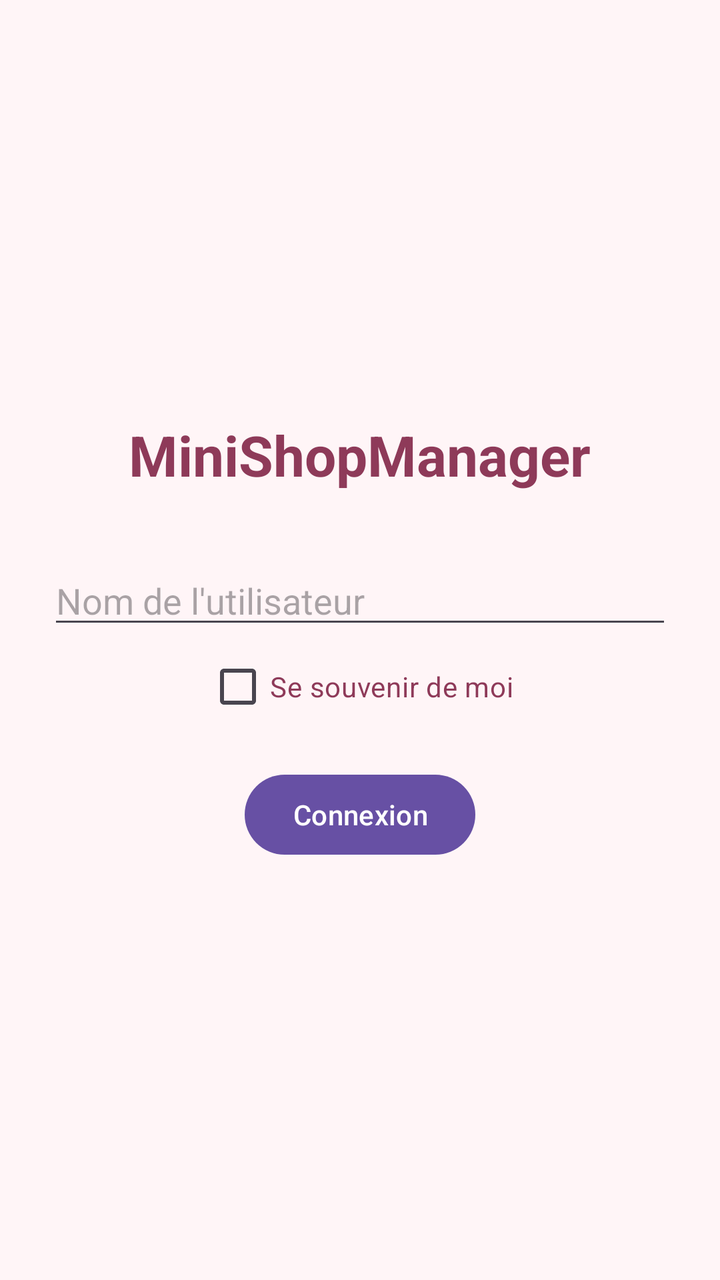
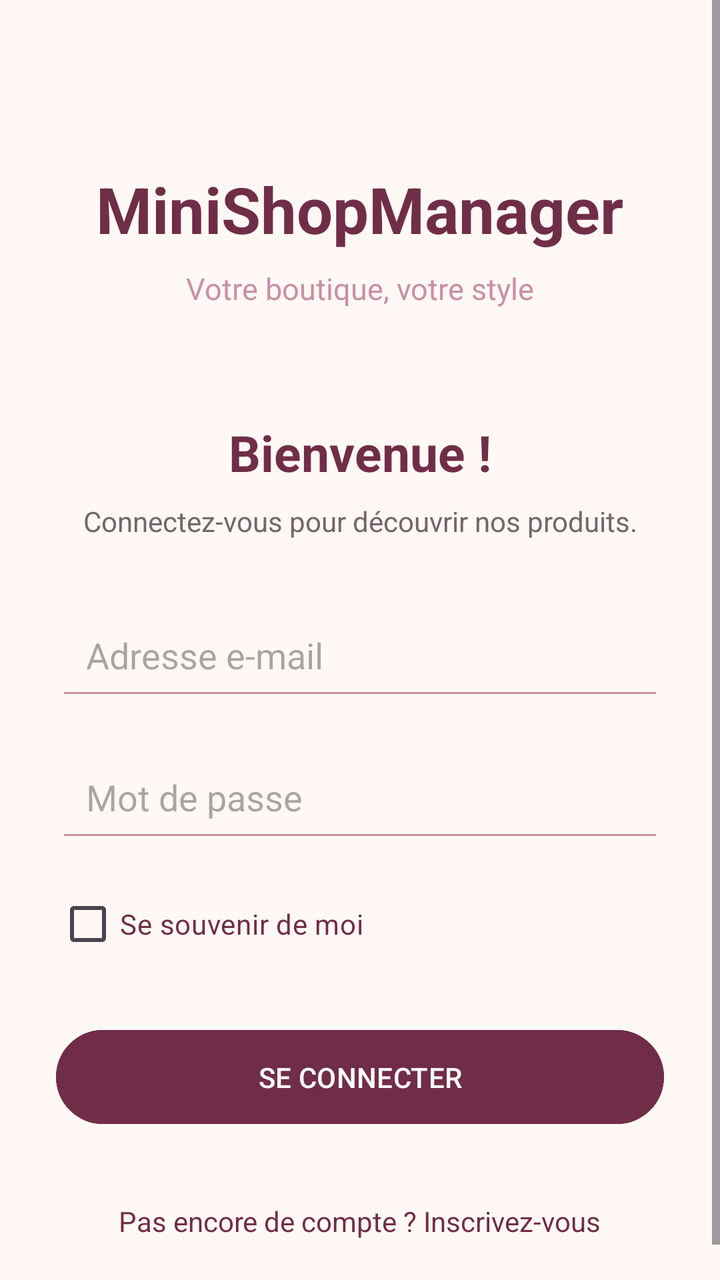

Before-and-after screenshots of an Android layout around one commit, followed by the original layout XML and the change that was made.
<!-- AndroidManifest.xml: activity theme Theme.MiniShopManager -->
<!-- res/layout/activity_login.xml -->
<?xml version="1.0" encoding="utf-8"?>
<LinearLayout xmlns:android="http://schemas.android.com/apk/res/android"
    android:layout_width="match_parent"
    android:layout_height="match_parent"
    android:orientation="vertical"
    android:gravity="center"
    android:padding="24dp"
    android:background="#FFF5F7">

    <TextView
        android:layout_width="wrap_content"
        android:layout_height="wrap_content"
        android:text="MiniShopManager"
        android:textSize="28sp"
        android:textStyle="bold"
        android:textColor="#8E3A59"
        android:layout_marginBottom="32dp" />

    <EditText
        android:id="@+id/etStudentName"
        android:layout_width="match_parent"
        android:layout_height="wrap_content"
        android:hint="Nom de l'utilisateur"
        android:inputType="textPersonName"
        android:singleLine="true" />

    <CheckBox
        android:id="@+id/cbRemember"
        android:layout_width="wrap_content"
        android:layout_height="wrap_content"
        android:text="Se souvenir de moi"
        android:textColor="#8E3A59" />

    <Button
        android:id="@+id/btnLogin"
        android:layout_width="wrap_content"
        android:layout_height="wrap_content"
        android:text="Connexion"
        android:layout_marginTop="16dp" />

</LinearLayout>
<!-- resources referenced by this layout -->
<resources>
  <style name="Theme.MiniShopManager" parent="Base.Theme.MiniShopManager" />
  <style name="Base.Theme.MiniShopManager" parent="Theme.Material3.DayNight.NoActionBar">
          
          
      </style>
</resources>

<!-- the commit's change to res/layout/activity_login.xml (unified diff, before → after) -->
@@ -1,41 +1,101 @@
 <?xml version="1.0" encoding="utf-8"?>
-<LinearLayout xmlns:android="http://schemas.android.com/apk/res/android"
+<ScrollView xmlns:android="http://schemas.android.com/apk/res/android"
     android:layout_width="match_parent"
     android:layout_height="match_parent"
-    android:orientation="vertical"
-    android:gravity="center"
-    android:padding="24dp"
-    android:background="#FFF5F7">
+    android:background="@color/blanc_casse"
+    android:fillViewport="true">
 
-    <TextView
-        android:layout_width="wrap_content"
-        android:layout_height="wrap_content"
-        android:text="MiniShopManager"
-        android:textSize="28sp"
-        android:textStyle="bold"
-        android:textColor="#8E3A59"
-        android:layout_marginBottom="32dp" />
-
-    <EditText
-        android:id="@+id/etStudentName"
+    <LinearLayout
         android:layout_width="match_parent"
         android:layout_height="wrap_content"
-        android:hint="Nom de l'utilisateur"
-        android:inputType="textPersonName"
-        android:singleLine="true" />
+        android:orientation="vertical"
+        android:gravity="center_horizontal"
+        android:padding="28dp">
 
-    <CheckBox
-        android:id="@+id/cbRemember"
-        android:layout_width="wrap_content"
-        android:layout_height="wrap_content"
-        android:text="Se souvenir de moi"
-        android:textColor="#8E3A59" />
+        <TextView
+            android:layout_width="wrap_content"
+            android:layout_height="wrap_content"
+            android:text="MiniShopManager"
+            android:textColor="@color/bordeaux"
+            android:textSize="32sp"
+            android:textStyle="bold"
+            android:layout_marginTop="55dp" />
 
-    <Button
-        android:id="@+id/btnLogin"
-        android:layout_width="wrap_content"
-        android:layout_height="wrap_content"
-        android:text="Connexion"
-        android:layout_marginTop="16dp" />
+        <TextView
+            android:layout_width="wrap_content"
+            android:layout_height="wrap_content"
+            android:text="Votre boutique, votre style"
+            android:textColor="@color/rose_fonce"
+            android:textSize="15sp"
+            android:layout_marginTop="8dp" />
 
-</LinearLayout>
+        <TextView
+            android:layout_width="wrap_content"
+            android:layout_height="wrap_content"
+            android:text="Bienvenue !"
+            android:textColor="@color/bordeaux"
+            android:textSize="25sp"
+            android:textStyle="bold"
+            android:layout_marginTop="55dp" />
+
+        <TextView
+            android:layout_width="match_parent"
+            android:layout_height="wrap_content"
+            android:text="Connectez-vous pour découvrir nos produits."
+            android:textColor="@color/gris_texte"
+            android:textSize="14sp"
+            android:gravity="center"
+            android:layout_marginTop="8dp"
+            android:layout_marginBottom="30dp" />
+
+        <EditText
+            android:id="@+id/etStudentName"
+            android:layout_width="match_parent"
+            android:layout_height="55dp"
+            android:hint="Adresse e-mail"
+            android:inputType="textEmailAddress"
+            android:padding="15dp"
+            android:backgroundTint="@color/rose_fonce"
+            android:singleLine="true" />
+
+        <EditText
+            android:id="@+id/etPassword"
+            android:layout_width="match_parent"
+            android:layout_height="55dp"
+            android:hint="Mot de passe"
+            android:inputType="textPassword"
+            android:padding="15dp"
+            android:layout_marginTop="16dp"
+            android:backgroundTint="@color/rose_fonce"
+            android:singleLine="true" />
+
+        <CheckBox
+            android:id="@+id/cbRemember"
+            android:layout_width="match_parent"
+            android:layout_height="wrap_content"
+            android:text="Se souvenir de moi"
+            android:textColor="@color/bordeaux"
+            android:layout_marginTop="12dp" />
+
+        <Button
+            android:id="@+id/btnLogin"
+            android:layout_width="match_parent"
+            android:layout_height="55dp"
+            android:text="SE CONNECTER"
+            android:textColor="@color/white"
+            android:backgroundTint="@color/bordeaux"
+            android:layout_marginTop="25dp" />
+
+        <TextView
+            android:id="@+id/tvRegister"
+            android:layout_width="wrap_content"
+            android:layout_height="wrap_content"
+            android:text="Pas encore de compte ? Inscrivez-vous"
+            android:textColor="@color/bordeaux"
+            android:textSize="14sp"
+            android:layout_marginTop="25dp"
+            android:padding="10dp" />
+
+    </LinearLayout>
+
+</ScrollView>
<!-- resource entries referenced after the edit -->
@@ -1,9 +1,28 @@
 <!-- resources referenced by this layout -->
 <resources>
+  <color name="blanc_casse">#FFF8F5</color>
+  <color name="bordeaux">#702D48</color>
+  <color name="gris_texte">#75656B</color>
+  <color name="rose_fonce">#C98FA7</color>
+  <color name="white">#FFFFFFFF</color>
   <style name="Theme.MiniShopManager" parent="Base.Theme.MiniShopManager" />
-  <style name="Base.Theme.MiniShopManager" parent="Theme.Material3.DayNight.NoActionBar">
-          
-          
+  <style name="Base.Theme.MiniShopManager" parent="Theme.Material3.Light.NoActionBar">
+  
+          <item name="colorPrimary">@color/bordeaux</item>
+          <item name="colorOnPrimary">@color/white</item>
+  
+          <item name="colorSecondary">@color/rose_poudre</item>
+          <item name="colorOnSecondary">@color/bordeaux</item>
+  
+          <item name="colorSurface">@color/blanc_casse</item>
+          <item name="colorOnSurface">@color/bordeaux</item>
+  
+          <item name="android:colorBackground">@color/blanc_casse</item>
+          <item name="android:statusBarColor">@color/blanc_casse</item>
+          <item name="android:navigationBarColor">@color/blanc_casse</item>
+          <item name="android:windowLightStatusBar">true</item>
+  
       </style>
+  <color name="rose_poudre">#E8B7C8</color>
 </resources>
 
